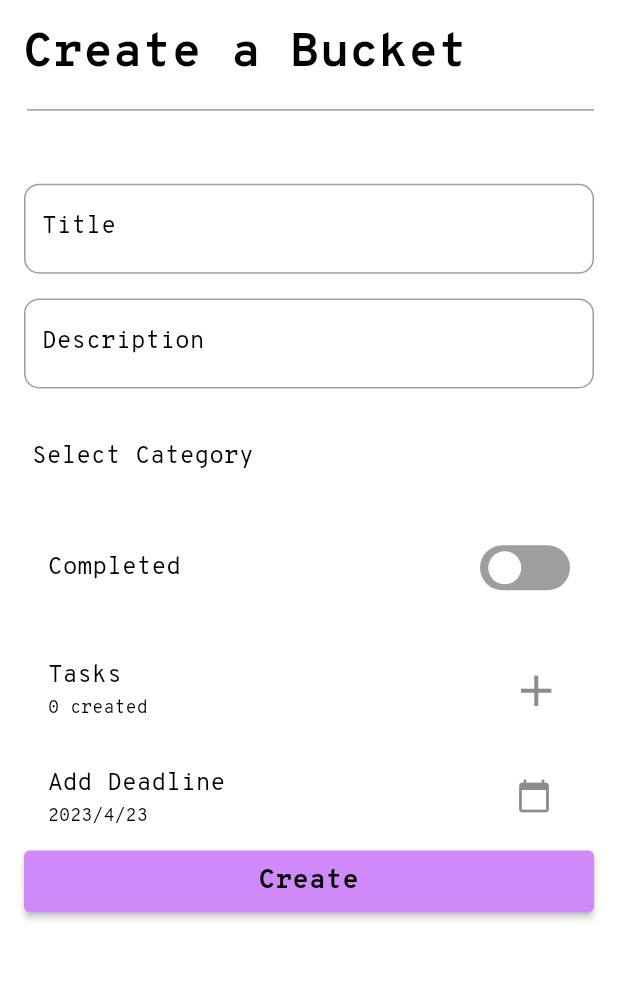
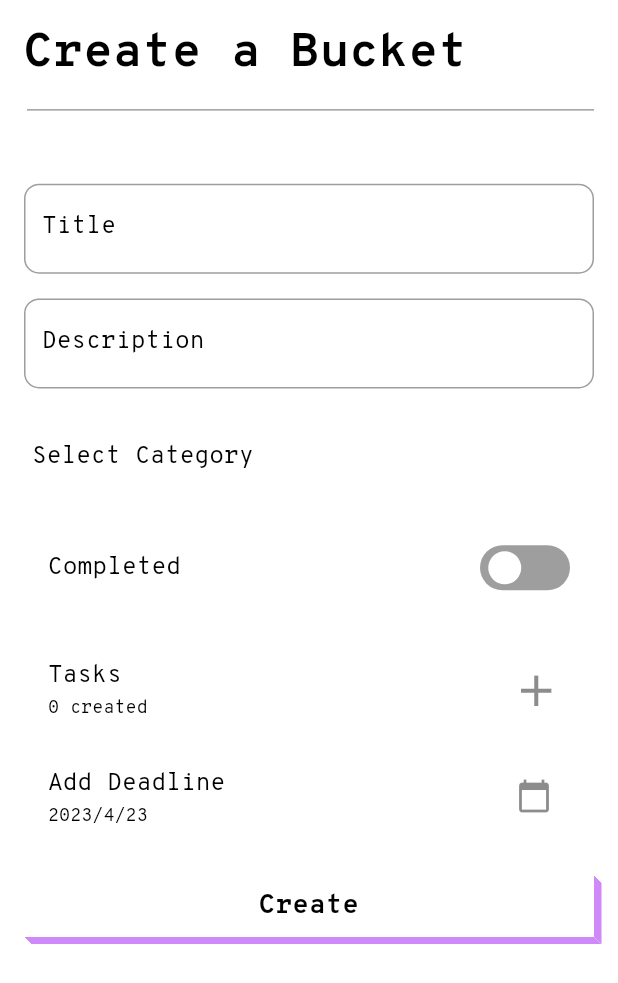
Before and after one commit to Spyy004/LifeList, a Flutter app: the CreateBucketScreen screen opened by its route, on a phone screen of 412 x 824 dp. Shown: the top 983 px of the screen. Run offline on Flutter 3.47's test engine with Material 2 defaults, Android fonts, the phone set to English and light mode, and no system bars; our stand-ins replace flutter_native_splash, fluttertoast, isar, package_info_plus; accounts and stored records are empty; generated files the repository leaves out were written again; statements that could not run were skipped.

Commit message:
Update createbucketscreen.dart

```diff
--- a/lib/screens/createbucketscreen.dart
+++ b/lib/screens/createbucketscreen.dart
@@ -256,13 +256,13 @@ class CreateBucketScreen extends StatelessWidget {
                               "${bucketModel.activeSingleBucket.deadline.year}/${bucketModel.activeSingleBucket.deadline.month}/${bucketModel.activeSingleBucket.deadline.day}"),
                         ),
                         SizedBox(
+                          height: 0.02 * Sizes.screenHeight(context),
+                        ),
+                        SizedBox(
                           width: Sizes.screenWidth(context),
                           height: Sizes.screenHeight(context) * 0.05,
-                          child: ElevatedButton(
-                            style: ElevatedButton.styleFrom(
-                                backgroundColor:
-                                    Theme.of(context).secondaryHeaderColor),
-                            onPressed: () async {
+                          child: NeoPopButton(
+                            onTapDown: () async {
                               bucketModel
                                   .setActiveBucketName(titleController.text);
                               bucketModel.setActiveDescriptionName(
@@ -270,6 +270,16 @@ class CreateBucketScreen extends StatelessWidget {
                               await bucketModel.validateInputs(context);
                               bucketModel.clearData();
                             },
+                            bottomShadowColor:
+                                Theme.of(context).secondaryHeaderColor,
+                            rightShadowColor:
+                                Theme.of(context).secondaryHeaderColor,
+                            animationDuration:
+                                const Duration(milliseconds: 300),
+                            depth: 5,
+                            onTapUp: () {},
+                            color: Theme.of(context).primaryColor,
+                            shadowColor: Theme.of(context).secondaryHeaderColor,
                             child: CustomText(
                               style: Theme.of(context).textTheme.labelLarge,
                               text: AppLocalizations.of(context).create,
```
